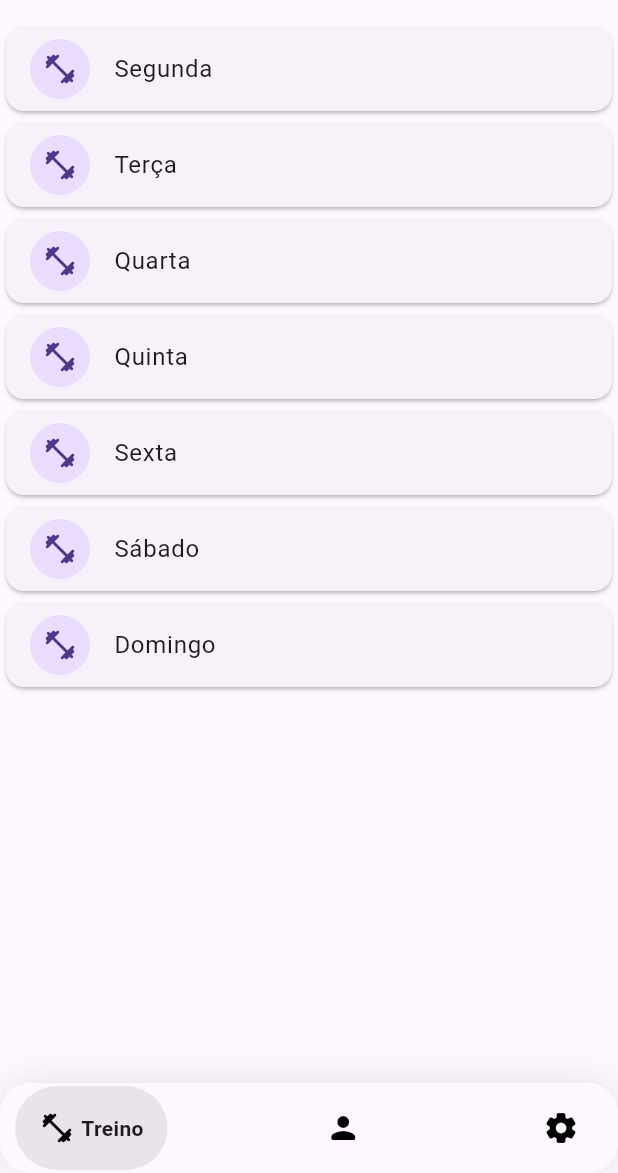
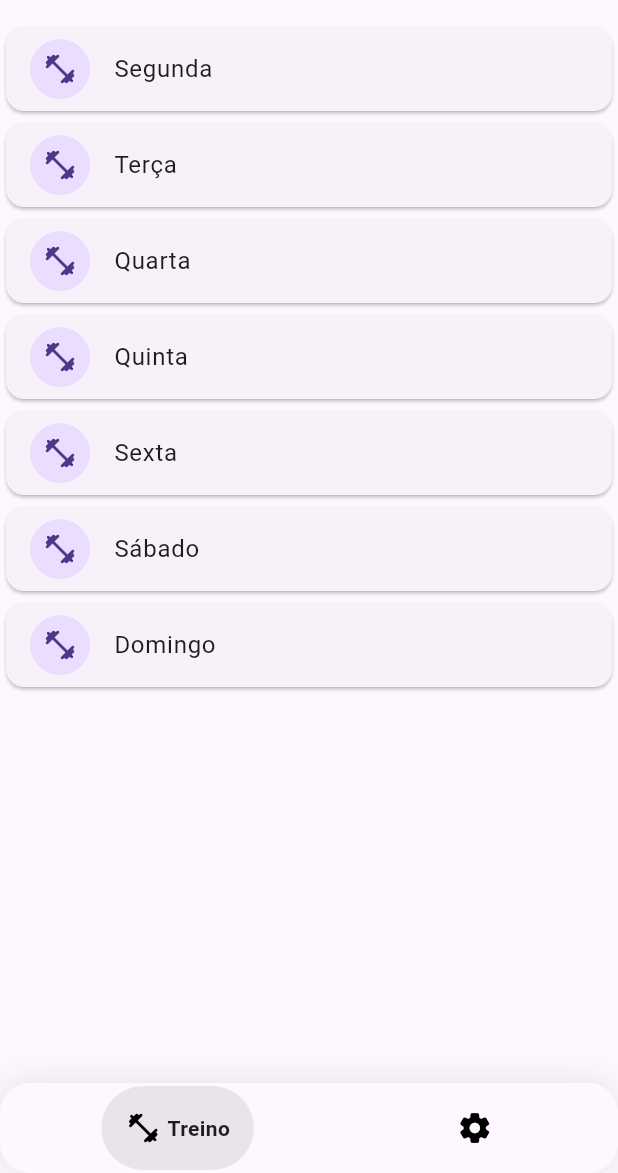
Before and after one commit to Kilder-M/gym_brow, a Flutter app: the screen it shows after launch, on a phone screen of 412 x 824 dp, the part 63-1236 px from its top. Run offline on Flutter 3.47's test engine with Material 3 defaults, Android fonts, the phone set to English and light mode, and no system bars; drawn by our look-alikes of google_nav_bar; our stand-ins replace get, mask_text_input_formatter, sqflite; accounts and stored records are empty; generated files the repository leaves out were written again.

Commit message:
removindo tab

```diff
--- a/lib/app/presentation/home/controllers/home_controller.dart
+++ b/lib/app/presentation/home/controllers/home_controller.dart
@@ -11,7 +11,7 @@ class HomeController extends GetxController {
 
   List<Widget> tabs = [
     const WorkoutDaysTab(),
-    const Center(child: Text('2')),
+    // const Center(child: Text('2')),
     const SettingsTab(),
   ];
 
--- a/lib/app/presentation/home/views/home_view.dart
+++ b/lib/app/presentation/home/views/home_view.dart
@@ -44,6 +44,7 @@ class HomeInitialWidget extends StatelessWidget {
             ),
             child: GNav(
               gap: 4,
+              mainAxisAlignment: MainAxisAlignment.spaceAround,
               selectedIndex: controller.selectedItem.value,
               padding: const EdgeInsets.all(16),
               tabBackgroundColor: context.theme.splashColor,
@@ -54,10 +55,10 @@ class HomeInitialWidget extends StatelessWidget {
                   icon: Icons.fitness_center_rounded,
                   text: AppLocalizations.of(context)!.workout,
                 ),
-                GButton(
-                  icon: Icons.person_rounded,
-                  text: AppLocalizations.of(context)!.profile,
-                ),
+                // GButton(
+                //   icon: Icons.person_rounded,
+                //   text: AppLocalizations.of(context)!.profile,
+                // ),
                 GButton(
                   icon: Icons.settings_rounded,
                   text: AppLocalizations.of(context)!.settings,
```
